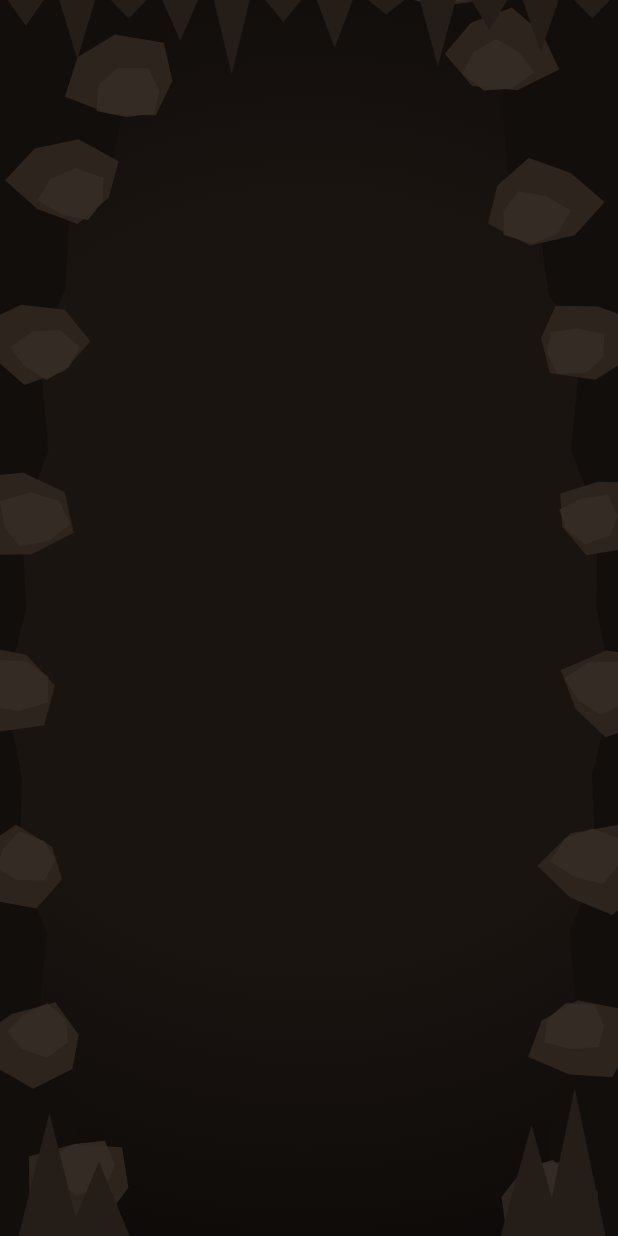
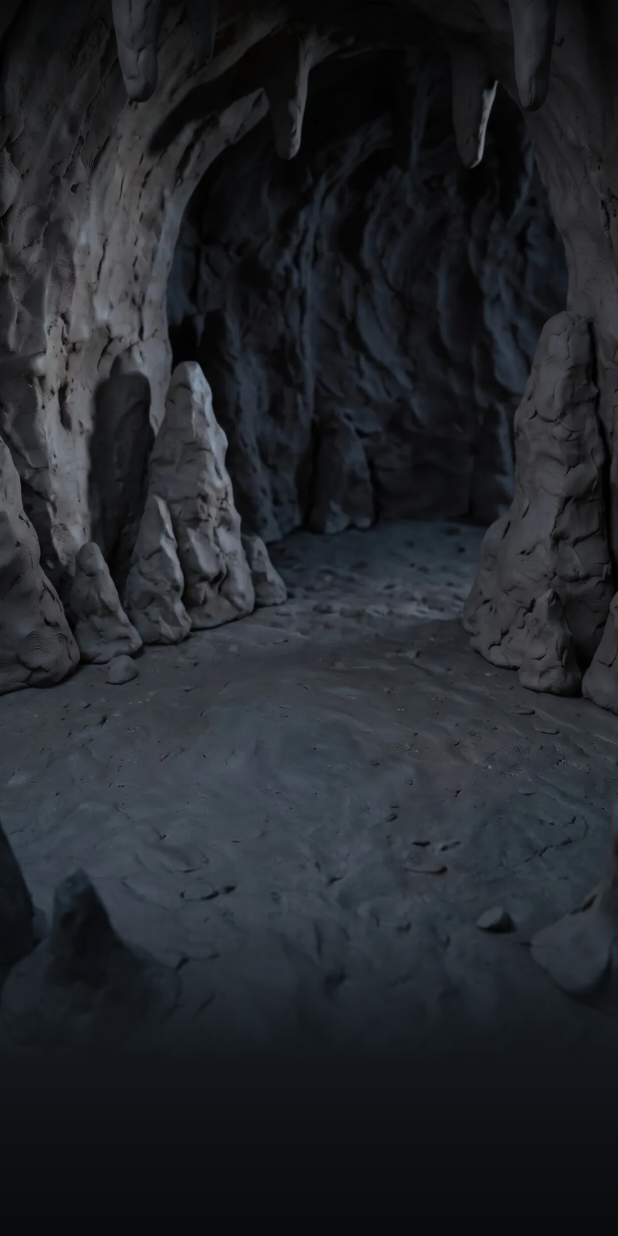
Before and after one commit to hoainam9212/mu-agent, an Android app built with Jetpack Compose: the composable CaveBackdrop shown on its own in the app's theme, on a phone screen of 412 x 824 dp. Run offline under Robolectric (Android 15) with nearby library versions, the phone set to English and light mode, and no system bars.

Commit message:
Android: clay cave backdrop and a full-screen cave stage
- Backdrop draws the claymation cave photos (lit and dark) and crossfades
  them with the fire; the photo's firelight spot is aligned to the fire
- Cave screen is a stage: score and fire timer on top, actions at the
  bottom, the latest pats float as bubbles over the speaker's head, and
  'Vỗ vai' opens a sheet with the lines and the pat history

Co-Authored-By: Claude Opus 5.5 <noreply@anthropic.com>
Claude-Session: https://claude.ai/code/session_01HxTfy3vRtJqUo9jvVYamZb

```diff
--- a/android/app/src/main/kotlin/vn/vaohang/ui/CaveArt.kt
+++ b/android/app/src/main/kotlin/vn/vaohang/ui/CaveArt.kt
@@ -9,6 +9,7 @@ import androidx.compose.animation.core.infiniteRepeatable
 import androidx.compose.animation.core.rememberInfiniteTransition
 import androidx.compose.animation.core.tween
 import androidx.compose.foundation.Canvas
+import androidx.compose.foundation.background
 import androidx.compose.foundation.layout.Box
 import androidx.compose.foundation.layout.BoxScope
 import androidx.compose.foundation.layout.Column
@@ -19,6 +20,8 @@ import androidx.compose.foundation.layout.offset
 import androidx.compose.foundation.layout.padding
 import androidx.compose.foundation.layout.size
 import androidx.compose.foundation.layout.width
+import androidx.compose.foundation.layout.widthIn
+import androidx.compose.foundation.shape.RoundedCornerShape
 import androidx.compose.material3.Text
 import androidx.compose.runtime.Composable
 import androidx.compose.runtime.getValue
@@ -26,11 +29,14 @@ import androidx.compose.runtime.remember
 import androidx.compose.ui.Alignment
 import androidx.compose.ui.Modifier
 import androidx.compose.ui.draw.alpha
+import androidx.compose.ui.draw.clip
 import androidx.compose.ui.draw.drawBehind
 import androidx.compose.ui.geometry.Offset
 import androidx.compose.ui.geometry.Size
 import androidx.compose.ui.graphics.Brush
 import androidx.compose.ui.graphics.Color
+import androidx.compose.ui.graphics.FilterQuality
+import androidx.compose.ui.graphics.ImageBitmap
 import androidx.compose.ui.graphics.Path
 import androidx.compose.ui.graphics.StrokeCap
 import androidx.compose.ui.graphics.drawscope.DrawScope
@@ -38,121 +44,81 @@ import androidx.compose.ui.graphics.drawscope.Stroke
 import androidx.compose.ui.graphics.drawscope.rotate
 import androidx.compose.ui.graphics.drawscope.scale
 import androidx.compose.ui.graphics.lerp
+import androidx.compose.ui.res.imageResource
 import androidx.compose.ui.text.font.FontWeight
+import androidx.compose.ui.text.style.TextAlign
 import androidx.compose.ui.text.style.TextOverflow
 import androidx.compose.ui.unit.Dp
+import androidx.compose.ui.unit.IntOffset
+import androidx.compose.ui.unit.IntSize
 import androidx.compose.ui.unit.dp
 import androidx.compose.ui.unit.sp
 import androidx.compose.ui.zIndex
 import vn.vaohang.Member
+import vn.vaohang.R
 import kotlin.math.PI
 import kotlin.math.cos
+import kotlin.math.roundToInt
 import kotlin.math.sin
 import kotlin.random.Random
 
 // ---- Nền hang ------------------------------------------------------------------------------
 
-private val RockDeep = Color(0xFF120E0B)
-private val RockLit = Color(0xFF6A4A33)
+// Vị trí vệt sáng trên ảnh nền (đo từ ảnh): đống lửa đặt đúng chỗ này.
+private const val GLOW_X = 0.524f
+private const val GLOW_Y = 0.755f
+private val FloorLit = Color(0xFF34261C)
+private val FloorDark = Color(0xFF181D22)
 
-// Độ dài nhũ đá trên trần hang (tỉ lệ theo bề ngang màn hình).
-private val STALACTITES = floatArrayOf(0.07f, 0.16f, 0.05f, 0.11f, 0.20f, 0.06f, 0.13f, 0.04f, 0.18f, 0.08f, 0.14f, 0.05f)
-
-// Độ lởm chởm của mép vách hang và hình dạng từng tảng đá (bảng số cố định để hình không nhảy).
-private val JAG = floatArrayOf(0.9f, -0.4f, 0.3f, -1f, 0.6f, -0.2f, 1f, -0.7f, 0.1f, -0.5f, 0.8f, -0.9f, 0.4f, -0.1f)
-private val ROCK = floatArrayOf(1f, 0.82f, 0.95f, 0.78f, 1.05f, 0.88f, 0.92f)
-
-private fun rockPath(c: Offset, r: Float, seed: Int) = Path().apply {
-    val n = ROCK.size
-    for (i in 0 until n) {
-        val t = 2 * PI * i / n + seed * 0.7
-        val k = ROCK[(i + seed) % n] * r
-        val p = Offset(c.x + cos(t).toFloat() * k, c.y + sin(t).toFloat() * k * 0.8f)
-        if (i == 0) moveTo(p.x, p.y) else lineTo(p.x, p.y)
-    }
-    close()
-}
-
-private fun DrawScope.drawCave(lit: Float, flicker: Float) {
-    val w = size.width
-    val h = size.height
-    val fire = Offset(w / 2, h * 0.47f)
-    // Lòng hang: hình vòm lởm chởm, ngoài vòm là đá đặc.
-    val cx = w / 2
-    val cy = h * 0.56f
-    val rx = w * 0.47f
-    val ry = h * 0.62f
-    val n = 56
-    fun rim(i: Int, extra: Float = 0f): Offset {
-        val t = 2 * PI * i / n
-        val k = 1f + JAG[i % JAG.size] * 0.05f + extra
-        return Offset(cx + cos(t).toFloat() * rx * k, cy + sin(t).toFloat() * ry * k)
-    }
-    val chamber = Path().apply {
-        for (i in 0..n) rim(i).let { if (i == 0) moveTo(it.x, it.y) else lineTo(it.x, it.y) }
-        close()
-    }
-    drawRect(RockDeep)
-    drawPath(
-        chamber,
-        Brush.radialGradient(listOf(lerp(CaveDeep, Color(0xFF3A2418), lit), CaveDeep, CaveBlack), center = fire, radius = h * 0.6f),
-    )
-    // Ánh lửa hắt lên vách và trần.
-    drawCircle(
-        Brush.radialGradient(
-            listOf(Ember.copy(alpha = 0.32f * lit * flicker), MuRed.copy(alpha = 0.08f * lit), Color.Transparent),
-            center = fire, radius = h * 0.55f,
-        ),
-        radius = h * 0.55f, center = fire,
-    )
-    // Các tảng đá quanh mép vách: mặt quay về đống lửa được hắt sáng.
-    for (i in 0 until n step 2) {
-        val c = rim(i, 0.02f)
-        val r = w * (0.07f + 0.03f * ((JAG[(i * 3) % JAG.size] + 1) / 2))
-        val toFire = Offset(fire.x - c.x, fire.y - c.y)
-        val d = toFire.getDistance().coerceAtLeast(1f)
-        val near = (1f - d / (h * 0.75f)).coerceIn(0f, 1f)
-        drawPath(rockPath(c, r, i), lerp(Rock, RockLight, 0.5f))
-        val litFace = c + toFire * (r * 0.28f / d)
-        drawPath(rockPath(litFace, r * 0.62f, i + 1), lerp(RockLight, RockLit, lit * near * flicker).copy(alpha = 0.9f))
-    }
-    // Nhũ đá trên trần, đầu nhũ ửng lửa.
-    val step = w / STALACTITES.size
-    STALACTITES.forEachIndexed { i, len ->
-        val x = i * step
-        val tip = Offset(x + step * 0.5f, len * w * 0.6f)
-        val drip = Path().apply {
-            moveTo(x + step * 0.15f, 0f)
-            lineTo(tip.x, tip.y)
-            lineTo(x + step * 0.85f, 0f)
-            close()
-        }
-        drawPath(drip, Rock)
-        drawCircle(RockLit.copy(alpha = 0.6f * lit), w * 0.008f, tip)
-    }
-    // Măng đá dưới nền hai bên.
-    for ((fx, hgt) in listOf(0.08f to 0.10f, 0.16f to 0.06f, 0.86f to 0.09f, 0.93f to 0.12f)) {
-        val base = h
-        val spike = Path().apply {
-            moveTo(w * (fx - 0.05f), base)
-            lineTo(w * fx, base - h * hgt)
-            lineTo(w * (fx + 0.05f), base)
-            close()
-        }
-        drawPath(spike, Rock)
-    }
-}
-
-/** Nền hang: vòm đá lởm chởm, nhũ đá trên trần, măng đá dưới nền; hắt ánh lửa khi lửa còn cháy. */
+/**
+ * Nền hang đất nặn: ảnh hang sáng lửa và ảnh hang tối, chuyển dần theo lửa.
+ * Ảnh được kéo sao cho vệt sáng trên nền đất nằm ở [fireY] (tỉ lệ chiều cao màn hình);
+ * phần dưới còn trống tô màu nền đất cho liền.
+ */
 @Composable
-fun CaveBackdrop(fireOn: Boolean, modifier: Modifier = Modifier, content: @Composable BoxScope.() -> Unit) {
+fun CaveBackdrop(fireOn: Boolean, modifier: Modifier = Modifier, fireY: Float = 0.62f, content: @Composable BoxScope.() -> Unit) {
+    val litImage = ImageBitmap.imageResource(R.drawable.cave_lit)
+    val darkImage = ImageBitmap.imageResource(R.drawable.cave_dark)
     val flicker by rememberInfiniteTransition(label = "torch").animateFloat(
         initialValue = 0.78f, targetValue = 1f,
         animationSpec = infiniteRepeatable(tween(700, easing = FastOutSlowInEasing), RepeatMode.Reverse),
         label = "flicker",
     )
     val lit by animateFloatAsState(if (fireOn) 1f else 0f, tween(2000), label = "lit")
-    Box(modifier.fillMaxSize().drawBehind { drawCave(lit, flicker) }, content = content)
+    Box(
+        modifier.fillMaxSize().drawBehind {
+            val iw = litImage.width.toFloat()
+            val ih = litImage.height.toFloat()
+            val s = maxOf(size.width / iw, size.height / ih)
+            val dw = iw * s
+            val dh = ih * s
+            val dx = (size.width / 2 - GLOW_X * dw).coerceIn(size.width - dw, 0f)
+            val dy = minOf(fireY * size.height - GLOW_Y * dh, 0f)
+            val floor = lerp(FloorDark, FloorLit, lit)
+            drawRect(floor)
+            val at = IntOffset(dx.roundToInt(), dy.roundToInt())
+            val sz = IntSize(dw.roundToInt(), dh.roundToInt())
+            drawImage(darkImage, dstOffset = at, dstSize = sz, filterQuality = FilterQuality.Medium)
+            if (lit > 0.01f) drawImage(litImage, dstOffset = at, dstSize = sz, alpha = lit, filterQuality = FilterQuality.Medium)
+            val bottom = dy + dh
+            if (bottom < size.height) {
+                drawRect(
+                    Brush.verticalGradient(listOf(Color.Transparent, floor), startY = bottom - 160f, endY = bottom),
+                    topLeft = Offset(0f, bottom - 160f), size = Size(size.width, 161f),
+                )
+            }
+            // Ánh lửa bập bùng hắt lên vách.
+            val fire = Offset(size.width / 2, fireY * size.height)
+            drawCircle(
+                Brush.radialGradient(listOf(Ember.copy(alpha = 0.22f * lit * flicker), Color.Transparent), center = fire, radius = size.width * 0.9f),
+                radius = size.width * 0.9f, center = fire,
+            )
+            // Tối hai mép trên/dưới cho chữ và nút dễ đọc.
+            drawRect(Brush.verticalGradient(listOf(Color.Black.copy(alpha = 0.55f), Color.Transparent), endY = size.height * 0.2f))
+            drawRect(Brush.verticalGradient(listOf(Color.Transparent, Color.Black.copy(alpha = 0.65f)), startY = size.height * 0.78f))
+        },
+        content = content,
+    )
 }
 
 // ---- Đống lửa ------------------------------------------------------------------------------
@@ -373,7 +339,14 @@ private val Dirt = Color(0xFF2A1C12)
  * Người phía sau lửa vẽ trước, người phía trước vẽ đè lên.
  */
 @Composable
-fun CampScene(people: List<Member>, meId: Long, burning: Boolean, modifier: Modifier = Modifier, height: Dp = 330.dp) {
+fun CampScene(
+    people: List<Member>,
+    meId: Long,
+    burning: Boolean,
+    modifier: Modifier = Modifier,
+    height: Dp = 330.dp,
+    said: Map<Long, String> = emptyMap(),
+) {
     val lit by animateFloatAsState(if (burning) 1f else 0f, tween(2500), label = "ground")
     val n = people.size
     // Số người chẵn thì xoay nửa bước, để không ai ngồi chắn ngay trước đống lửa.
@@ -437,6 +410,17 @@ fun CampScene(people: List<Member>, meId: Long, burning: Boolean, modifier: Modi
             )
         }
         Campfire(burning, Modifier.size(height * 0.4f).offset(y = height * 0.07f).zIndex(0f))
+        // Câu vỗ vai hiện thành bong bóng ngay trên đầu người nói.
+        seats.forEach { (m, x, y) ->
+            val text = said[m.id] ?: return@forEach
+            val bx = x.coerceIn(-95f, 95f)
+            Text(
+                text, color = CaveBlack, fontSize = 12.sp, lineHeight = 15.sp, textAlign = TextAlign.Center, maxLines = 3,
+                modifier = Modifier.offset(bx.dp, (y - avatar.value * 1.05f - 22f).dp).zIndex(2000f)
+                    .widthIn(max = 170.dp).clip(RoundedCornerShape(14.dp)).background(Ink.copy(alpha = 0.95f))
+                    .padding(horizontal = 10.dp, vertical = 6.dp),
+            )
+        }
     }
 }
 
```
Also changed, not shown: android/app/src/main/kotlin/vn/vaohang/ui/Screens.kt (+73 -17 lines), android/app/src/main/res/drawable-nodpi/cave_dark.webp (added), android/app/src/main/res/drawable-nodpi/cave_lit.webp (added).
